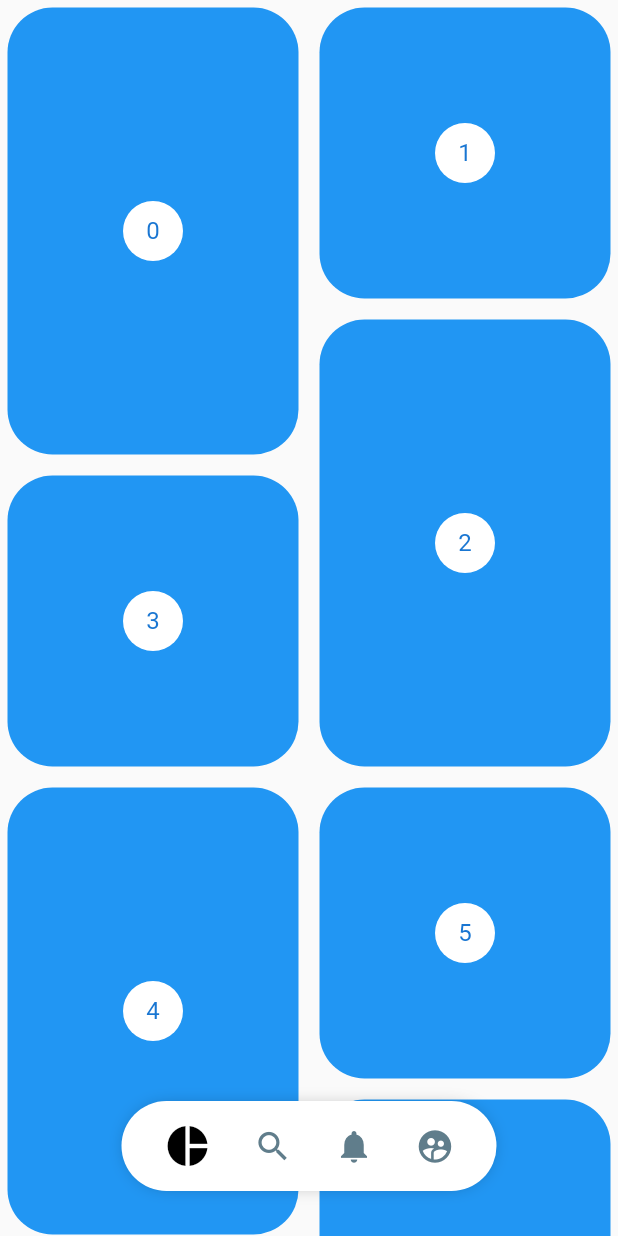
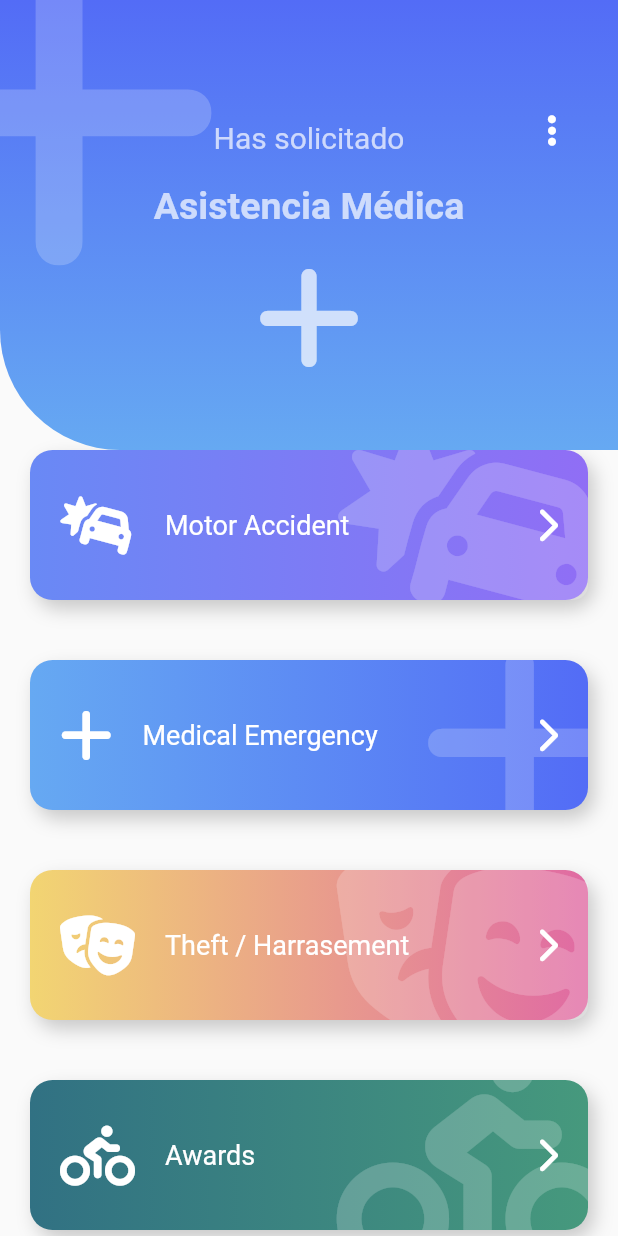
Before and after one commit to brayannhc07/flutter-curso-intermedio, a Flutter app: the screen it shows after launch, on a phone screen of 412 x 824 dp. Run offline on Flutter 3.47's test engine with Material 2 defaults, Android fonts, the light colour scheme and no system bars; our stand-ins replace animate_do, flutter_svg, font_awesome_flutter.

Commit message:
Sección 7: Fin de la sección (Emergency Layout)

```diff
--- a/app_designs/lib/main.dart
+++ b/app_designs/lib/main.dart
@@ -3,7 +3,9 @@
 // import 'package:app_designs/retos/cuadrado_animado_page.dart';
 // import 'package:app_designs/pages/graficas_circulares_page.dart';
 // import 'package:app_designs/pages/slideshow_page.dart';
-import 'package:app_designs/pages/pinterest_page.dart';
+// import 'package:app_designs/pages/pinterest_page.dart';
+
+import 'package:app_designs/pages/emergency_page.dart';
 import 'package:flutter/material.dart';
 
 void main() {
@@ -19,7 +21,7 @@ class MyApp extends StatelessWidget {
     return const MaterialApp(
       debugShowCheckedModeBanner: false,
       title: 'Diseños APP',
-      home: PinterestPage(),
+      home: EmergencyPage(),
     );
   }
 }
--- /dev/null
+++ b/app_designs/lib/pages/emergency_page.dart
@@ -0,0 +1,122 @@
+import 'package:animate_do/animate_do.dart';
+import 'package:app_designs/widgets/boton_grande.dart';
+import 'package:app_designs/widgets/headers.dart';
+import 'package:flutter/material.dart';
+import 'package:font_awesome_flutter/font_awesome_flutter.dart';
+
+class EmergencyPage extends StatelessWidget {
+  const EmergencyPage({Key? key}) : super(key: key);
+
+  @override
+  Widget build(BuildContext context) {
+    final items = <ItemBoton>[
+      ItemBoton(FontAwesomeIcons.carBurst, 'Motor Accident',
+          const Color(0xff6989F5), const Color(0xff906EF5)),
+      ItemBoton(FontAwesomeIcons.plus, 'Medical Emergency',
+          const Color(0xff66A9F2), const Color(0xff536CF6)),
+      ItemBoton(FontAwesomeIcons.masksTheater, 'Theft / Harrasement',
+          const Color(0xffF2D572), const Color(0xffE06AA3)),
+      ItemBoton(FontAwesomeIcons.personBiking, 'Awards',
+          const Color(0xff317183), const Color(0xff46997D)),
+      ItemBoton(FontAwesomeIcons.carBurst, 'Motor Accident',
+          const Color(0xff6989F5), const Color(0xff906EF5)),
+      ItemBoton(FontAwesomeIcons.plus, 'Medical Emergency',
+          const Color(0xff66A9F2), const Color(0xff536CF6)),
+      ItemBoton(FontAwesomeIcons.masksTheater, 'Theft / Harrasement',
+          const Color(0xffF2D572), const Color(0xffE06AA3)),
+      ItemBoton(FontAwesomeIcons.personBiking, 'Awards',
+          const Color(0xff317183), const Color(0xff46997D)),
+      ItemBoton(FontAwesomeIcons.carBurst, 'Motor Accident',
+          const Color(0xff6989F5), const Color(0xff906EF5)),
+      ItemBoton(FontAwesomeIcons.plus, 'Medical Emergency',
+          const Color(0xff66A9F2), const Color(0xff536CF6)),
+      ItemBoton(FontAwesomeIcons.masksTheater, 'Theft / Harrasement',
+          const Color(0xffF2D572), const Color(0xffE06AA3)),
+      ItemBoton(FontAwesomeIcons.personBiking, 'Awards',
+          const Color(0xff317183), const Color(0xff46997D)),
+    ];
+
+    final listadoBotones = items.map((item) {
+      return FadeInLeft(
+        child: BotonGrande(
+          icon: item.icon,
+          texto: item.texto,
+          colorPrimario: item.color1,
+          colorSecundario: item.color2,
+          onPress: () => print("object"),
+        ),
+      );
+    }).toList();
+
+    return Scaffold(
+        body: Stack(
+      children: [
+        Container(
+          margin: const EdgeInsets.only(top: 200),
+          child: ListView(
+            physics: const BouncingScrollPhysics(),
+            children: [const SizedBox(height: 80), ...listadoBotones],
+          ),
+        ),
+        const _Header()
+      ],
+    ));
+  }
+}
+
+class _Header extends StatelessWidget {
+  const _Header({
+    Key? key,
+  }) : super(key: key);
+
+  @override
+  Widget build(BuildContext context) {
+    return Stack(
+      children: [
+        const IconHeader(
+          icon: FontAwesomeIcons.plus,
+          titulo: "Asistencia Médica",
+          subtitulo: "Has solicitado",
+          color1: Color(0xff536CF6),
+          color2: Color(0xff66A9F2),
+        ),
+        Positioned(
+            right: 0,
+            top: 60,
+            child: RawMaterialButton(
+                onPressed: () {
+                  print("object");
+                },
+                shape: const CircleBorder(),
+                padding: const EdgeInsets.all(15.0),
+                child: const FaIcon(FontAwesomeIcons.ellipsisVertical,
+                    color: Colors.white)))
+      ],
+    );
+  }
+}
+
+class PageHeader extends StatelessWidget {
+  const PageHeader({
+    Key? key,
+  }) : super(key: key);
+
+  @override
+  Widget build(BuildContext context) {
+    return const IconHeader(
+        subtitulo: "Haz solicitado",
+        titulo: "Asistencia Médica",
+        icon: FontAwesomeIcons.plus,
+        color1: Color(0xff526bf6),
+        color2: Color(0xff67acf2));
+  }
+}
+
+class ItemBoton {
+  final IconData icon;
+  final String texto;
+  final Color color1;
+  final Color color2;
+
+  ItemBoton(this.icon, this.texto, this.color1, this.color2);
+}
--- /dev/null
+++ b/app_designs/lib/widgets/boton_grande.dart
@@ -0,0 +1,100 @@
+import 'package:flutter/material.dart';
+import 'package:font_awesome_flutter/font_awesome_flutter.dart';
+
+class BotonGrande extends StatelessWidget {
+  const BotonGrande(
+      {Key? key,
+      this.icon = FontAwesomeIcons.circle,
+      required this.texto,
+      this.colorPrimario = Colors.indigoAccent,
+      this.colorSecundario = Colors.deepPurple,
+      required this.onPress})
+      : super(key: key);
+
+  final IconData icon;
+  final String texto;
+  final Color colorPrimario;
+  final Color colorSecundario;
+  final Function onPress;
+
+  @override
+  Widget build(BuildContext context) {
+    return GestureDetector(
+      onTap: () => onPress(),
+      child: Stack(
+        children: [
+          _BotonGrandeBackground(
+              icon: icon,
+              colorPrimario: colorPrimario,
+              colorSecundario: colorSecundario),
+          Row(
+            mainAxisAlignment: MainAxisAlignment.center,
+            children: [
+              const SizedBox(
+                height: 140,
+                width: 40,
+              ),
+              FaIcon(
+                icon,
+                color: Colors.white,
+                size: 40,
+              ),
+              const SizedBox(width: 20),
+              Expanded(
+                child: Text(
+                  texto,
+                  style: const TextStyle(fontSize: 18, color: Colors.white),
+                ),
+              ),
+              const FaIcon(FontAwesomeIcons.chevronRight, color: Colors.white),
+              const SizedBox(width: 40)
+            ],
+          )
+        ],
+      ),
+    );
+  }
+}
+
+class _BotonGrandeBackground extends StatelessWidget {
+  const _BotonGrandeBackground({
+    Key? key,
+    required this.icon,
+    required this.colorPrimario,
+    required this.colorSecundario,
+  }) : super(key: key);
+
+  final IconData icon;
+  final Color colorPrimario;
+  final Color colorSecundario;
+
+  @override
+  Widget build(BuildContext context) {
+    return Container(
+        child: ClipRRect(
+          borderRadius: BorderRadius.circular(10),
+          child: Stack(
+            children: [
+              Positioned(
+                  right: -20,
+                  top: -20,
+                  child: FaIcon(icon,
+                      size: 150, color: Colors.white.withOpacity(0.2)))
+            ],
+          ),
+        ),
+        width: double.infinity,
+        height: 100,
+        margin: const EdgeInsets.all(20),
+        decoration: BoxDecoration(
+            boxShadow: [
+              BoxShadow(
+                  color: Colors.black.withOpacity(0.2),
+                  offset: const Offset(4, 6),
+                  blurRadius: 10)
+            ],
+            borderRadius: BorderRadius.circular(15),
+            gradient:
+                LinearGradient(colors: [colorPrimario, colorSecundario])));
+  }
+}
--- a/app_designs/lib/widgets/headers.dart
+++ b/app_designs/lib/widgets/headers.dart
@@ -1,4 +1,5 @@
 import 'package:flutter/material.dart';
+import 'package:font_awesome_flutter/font_awesome_flutter.dart';
 
 class HeaderCuadrado extends StatelessWidget {
   const HeaderCuadrado({Key? key}) : super(key: key);
@@ -299,3 +300,81 @@ class _HeaderGradientPainter extends CustomPainter {
     return true;
   }
 }
+
+class IconHeader extends StatelessWidget {
+  const IconHeader(
+      {Key? key,
+      required this.icon,
+      required this.titulo,
+      required this.subtitulo,
+      this.color1 = Colors.grey,
+      this.color2 = Colors.blueGrey})
+      : super(key: key);
+
+  final IconData icon;
+  final String titulo;
+  final String subtitulo;
+  final Color color1;
+  final Color color2;
+
+  @override
+  Widget build(BuildContext context) {
+    final Color colorBlanco = Colors.white.withOpacity(0.7);
+
+    return Stack(
+      children: [
+        _IconHeaderBackground(color1: color1, color2: color2),
+        Positioned(
+            top: -50,
+            left: -70,
+            child:
+                FaIcon(icon, size: 250, color: Colors.white.withOpacity(0.2))),
+        Column(
+          children: [
+            const SizedBox(
+              height: 80,
+              width: double.infinity,
+            ),
+            Text(subtitulo, style: TextStyle(fontSize: 20, color: colorBlanco)),
+            const SizedBox(
+              height: 20,
+            ),
+            Text(titulo,
+                style: TextStyle(
+                    fontSize: 25,
+                    color: colorBlanco,
+                    fontWeight: FontWeight.bold)),
+            const SizedBox(
+              height: 20,
+            ),
+            FaIcon(icon, size: 80, color: colorBlanco)
+          ],
+        )
+      ],
+    );
+  }
+}
+
+class _IconHeaderBackground extends StatelessWidget {
+  final Color color1;
+  final Color color2;
+
+  const _IconHeaderBackground(
+      {Key? key, required this.color1, required this.color2})
+      : super(key: key);
+
+  @override
+  Widget build(BuildContext context) {
+    return Container(
+      width: double.infinity,
+      height: 300,
+      decoration: BoxDecoration(
+          borderRadius:
+              const BorderRadius.only(bottomLeft: Radius.circular(80)),
+          gradient: LinearGradient(
+              colors: [color1, color2],
+              begin: Alignment.topCenter,
+              end: Alignment.bottomCenter)),
+    );
+  }
+}
--- a/app_designs/pubspec.yaml
+++ b/app_designs/pubspec.yaml
@@ -27,11 +27,13 @@ environment:
 # the latest version available on pub.dev. To see which dependencies have newer
 # versions available, run `flutter pub outdated`.
 dependencies:
+  animate_do: ^2.1.0
   cupertino_icons: ^1.0.2
   flutter:
     sdk: flutter
   flutter_staggered_grid_view: ^0.6.1
   flutter_svg: ^1.0.3
+  font_awesome_flutter: ^10.1.0
   provider: ^6.0.2
 
 dev_dependencies:
```
Also changed, not shown: app_designs/pubspec.lock.
